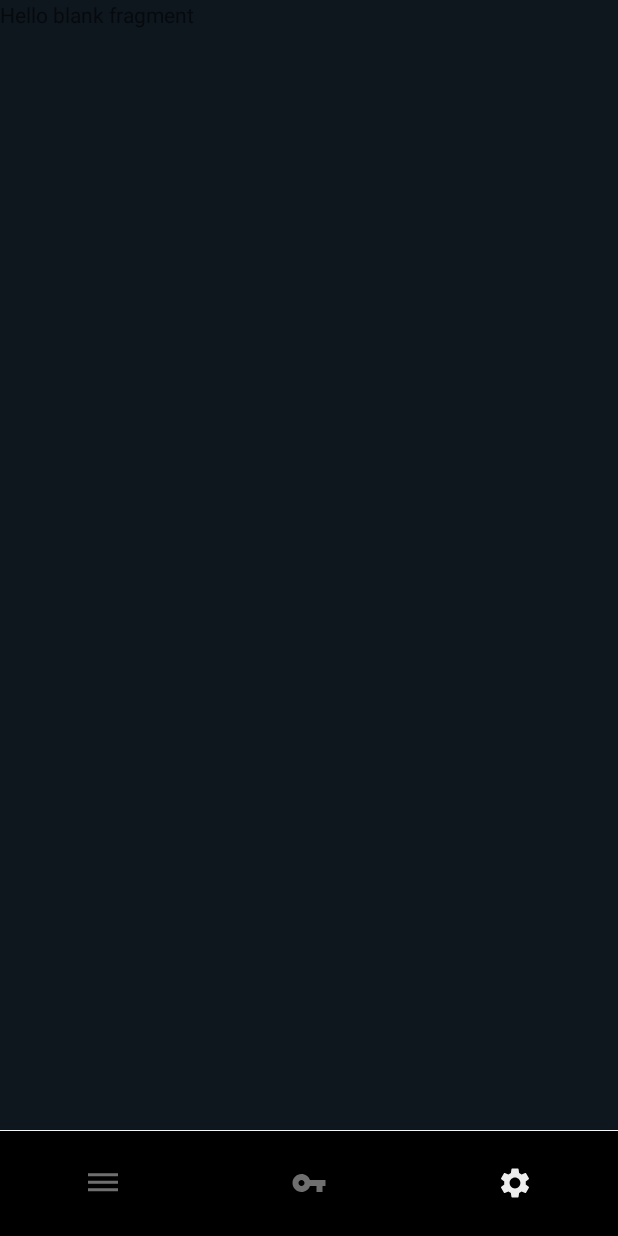
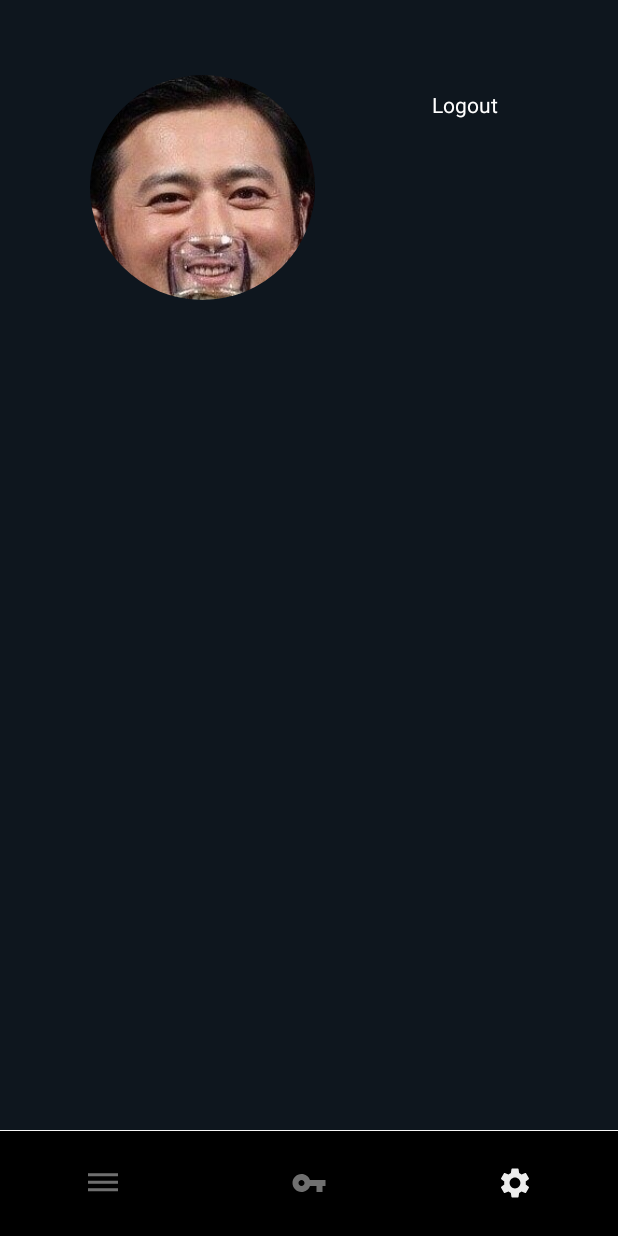
Before and after one commit to KOREAparksh/MakerThon, an Android app: the screen it shows after launch (MainActivity), item 3 of the bottom bar chosen, on a phone screen of 412 x 824 dp. Run offline under Robolectric (Android 15) with nearby library versions, the phone set to English and light mode, and no system bars.

Commit message:
[fix][add] 🚀 reservation Frag, setting Frag
Fix reservation Frag - color, line thickness, layout

Add profile image with Glide, logout in setting Frag

```diff
--- a/app/build.gradle
+++ b/app/build.gradle
@@ -32,5 +32,7 @@ dependencies {
     androidTestImplementation 'androidx.test.espresso:espresso-core:3.2.0'
 
     implementation 'com.google.android.material:material:1.0.0'
+    implementation 'com.github.bumptech.glide:glide:4.11.0'
+    annotationProcessor 'com.github.bumptech.glide:compiler:4.11.0'
 
 }
--- a/app/src/main/java/com/practice/yeonda_makerthon/FragmentSetting.java
+++ b/app/src/main/java/com/practice/yeonda_makerthon/FragmentSetting.java
@@ -1,5 +1,6 @@
 package com.practice.yeonda_makerthon;
 
+import android.media.Image;
 import android.os.Bundle;
 
 import androidx.fragment.app.Fragment;
@@ -7,15 +8,37 @@ import androidx.fragment.app.Fragment;
 import android.view.LayoutInflater;
 import android.view.View;
 import android.view.ViewGroup;
+import android.widget.ImageView;
+import android.widget.TextView;
+
+import com.bumptech.glide.Glide;
+
+import org.w3c.dom.Text;
 
 public class FragmentSetting extends Fragment {
+
+    private View view;
+
+    private ImageView profile;
+    private TextView logout;
 
 
     @Override
     public View onCreateView(LayoutInflater inflater, ViewGroup container,
                              Bundle savedInstanceState) {
-        View view = inflater.inflate(R.layout.fragment_setting, container, false);
+        view = inflater.inflate(R.layout.fragment_setting, container, false);
+
+        initialView();
+
 
         return view;
     }
+
+    private void initialView() {
+        profile = (ImageView)view.findViewById(R.id.profile_image_fragment_setting);
+        logout = (TextView)view.findViewById(R.id.logout_button_fragment_setting);
+
+        Glide.with(this).load(R.drawable.unnamed).circleCrop().into(profile);
+    }
+
 }
--- a/app/src/main/res/layout/fragment_setting.xml
+++ b/app/src/main/res/layout/fragment_setting.xml
@@ -1,14 +1,43 @@
 <?xml version="1.0" encoding="utf-8"?>
-<FrameLayout xmlns:android="http://schemas.android.com/apk/res/android"
+<LinearLayout xmlns:android="http://schemas.android.com/apk/res/android"
     xmlns:tools="http://schemas.android.com/tools"
     android:layout_width="match_parent"
     android:layout_height="match_parent"
-    tools:context=".FragmentSetting">
+    xmlns:app="http://schemas.android.com/apk/res-auto"
+    tools:context=".FragmentSetting"
+    android:background="@color/darkNavy"
+    android:orientation="vertical">
 
-    <!-- TODO: Update blank fragment layout -->
-    <TextView
+    <RelativeLayout
         android:layout_width="match_parent"
-        android:layout_height="match_parent"
-        android:text="@string/hello_blank_fragment" />
+        android:layout_height="250dp"
+        android:orientation="horizontal">
 
-</FrameLayout>
+        <ImageView
+            android:id="@+id/profile_image_fragment_setting"
+            android:layout_width="150dp"
+            android:layout_height="150dp"
+            android:layout_alignParentLeft="true"
+            android:layout_centerVertical="true"
+            android:layout_marginLeft="60dp"
+            android:src="@drawable/unnamed"
+            android:layout_gravity="center"/>
+
+        <TextView
+            android:id="@+id/logout_button_fragment_setting"
+            android:layout_width="wrap_content"
+            android:layout_height="wrap_content"
+            android:layout_alignParentRight="true"
+            android:layout_alignTop="@id/profile_image_fragment_setting"
+            android:layout_marginRight="80dp"
+            android:layout_marginTop="10dp"
+            android:text="Logout"
+            android:textColor="@android:color/white"
+            android:clickable="true"
+            android:layout_gravity="center"
+            android:background="?attr/selectableItemBackgroundBorderless"/>
+
+
+    </RelativeLayout>
+
+</LinearLayout>
```
Also changed, not shown: app/src/main/res/layout/reservation_recycler_item.xml (+22 -7 lines), app/src/main/res/drawable/unnamed.jpg (added).
